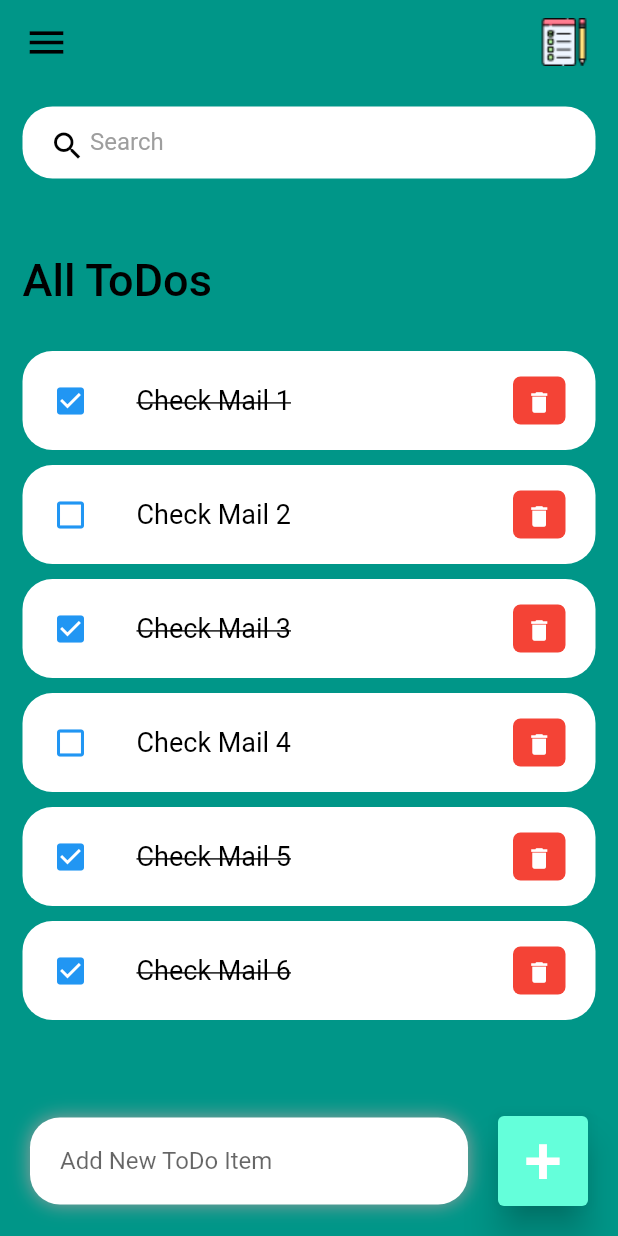
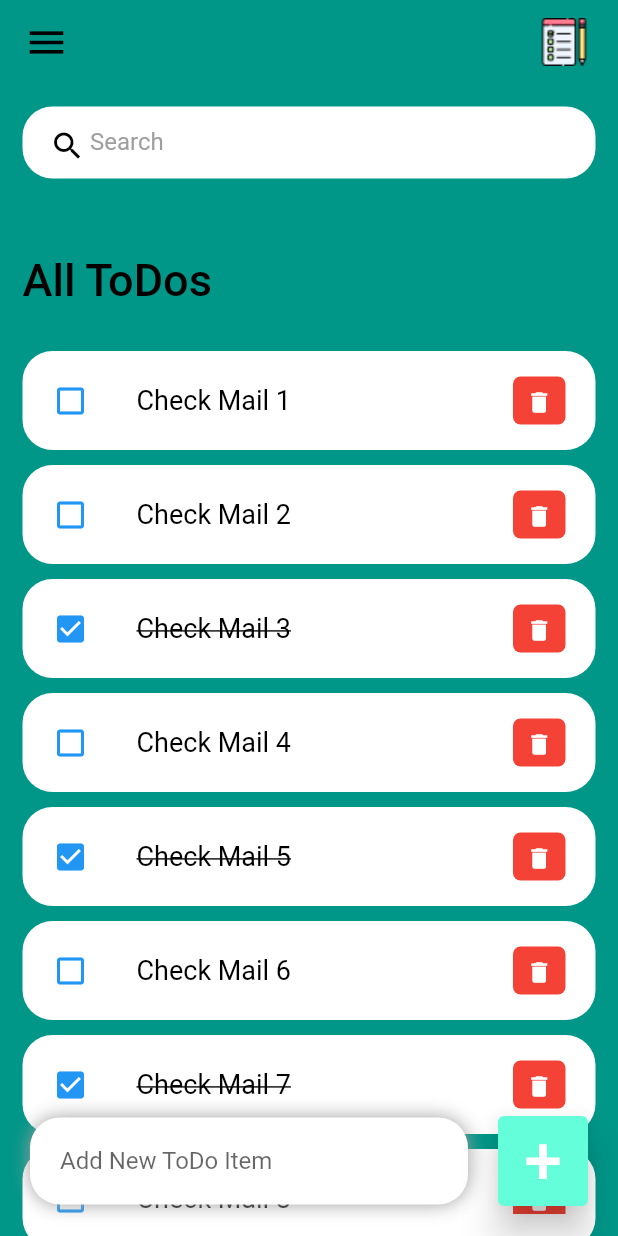
Before and after one commit to sahilrajput2223/to-do, a Flutter app: the screen it shows after launch, after a tap on "Check Mail 1", on a phone screen of 412 x 824 dp. Run offline on Flutter 3.47's test engine with Material 2 defaults, Android fonts, the phone set to English and light mode, and no system bars.

Commit message:
Stateless Widget Added - Still Values Not Updating - Issue Fixed

```diff
--- a/lib/model/todo.dart
+++ b/lib/model/todo.dart
@@ -1,7 +1,7 @@
 class ToDo {
-  int? id;
-  String? todoText;
-  bool? isDone;
+  int id;
+  String todoText;
+  bool isDone;
 
   ToDo({
     required this.id,
@@ -16,7 +16,9 @@ class ToDo {
       ToDo(id: 3, todoText: "Check Mail 3", isDone: true),
       ToDo(id: 4, todoText: "Check Mail 4", isDone: false),
       ToDo(id: 5, todoText: "Check Mail 5", isDone: true),
-      ToDo(id: 6, todoText: "Check Mail 6", isDone: true)
+      ToDo(id: 6, todoText: "Check Mail 6", isDone: false),
+      ToDo(id: 7, todoText: "Check Mail 7", isDone: true),
+      ToDo(id: 8, todoText: "Check Mail 8", isDone: false),
     ];
   }
 }
--- a/lib/screens/Home.dart
+++ b/lib/screens/Home.dart
@@ -11,9 +11,10 @@ class Home extends StatefulWidget {
 }
 
 class _HomeState extends State<Home> {
+  final todoListData = ToDo.todoList();
+
   @override
   Widget build(BuildContext context) {
-    final todoListData = ToDo.todoList();
     return Scaffold(
       backgroundColor: colorBg,
       appBar: buildAppBar(),
@@ -40,8 +41,7 @@ class _HomeState extends State<Home> {
                       for (ToDo i in todoListData)
                         todoItem(
                           toDo: i,
-                          onToDoChanged: _handleTodoChange,
-                          onDeleteItem: _handleTodoChange,
+                          onTodoChanged: _handleTodoChange,
                         )
                     ],
                   ),
@@ -99,14 +99,7 @@ class _HomeState extends State<Home> {
 
   void _handleTodoChange(ToDo toDo) {
     setState(() {
-      print(toDo.isDone);
-      print(toDo.todoText);
-      print(toDo.id);
-      toDo.todoText = "sdvsdvsdv";
       toDo.isDone = !toDo.isDone!;
-      print(toDo.isDone);
-      print(toDo.todoText);
-      print(toDo.id);
     });
   }
 
--- a/lib/widgets/todo_item.dart
+++ b/lib/widgets/todo_item.dart
@@ -4,24 +4,18 @@ import 'package:to_do/model/todo.dart';
 
 class todoItem extends StatelessWidget {
   final ToDo toDo;
-  final onToDoChanged;
-  final onDeleteItem;
+  final onTodoChanged;
 
-  todoItem({
-    Key? key,
-    required this.toDo,
-    required this.onToDoChanged,
-    required this.onDeleteItem,
-  }) : super(key: key);
+  const todoItem({super.key, required this.toDo, required this.onTodoChanged});
 
   @override
   Widget build(BuildContext context) {
     return Container(
-      padding: EdgeInsets.symmetric(vertical: 5),
+      padding: const EdgeInsets.symmetric(vertical: 5),
       child: ListTile(
         onTap: () {
           print("Todo List Clicked");
-          onToDoChanged(toDo);
+          onTodoChanged(this.toDo);
         },
         contentPadding: EdgeInsets.symmetric(horizontal: 20, vertical: 5),
         shape: RoundedRectangleBorder(
@@ -29,15 +23,15 @@ class todoItem extends StatelessWidget {
         ),
         tileColor: Colors.white,
         leading: Icon(
-          toDo.isDone! ? Icons.check_box : Icons.check_box_outline_blank,
+          toDo.isDone ? Icons.check_box : Icons.check_box_outline_blank,
           color: colorBlue,
         ),
         title: Text(
-          toDo.todoText!,
+          toDo.todoText,
           style: TextStyle(
               fontSize: 18,
               color: colorBlack,
-              decoration: toDo.isDone!
+              decoration: toDo.isDone
                   ? TextDecoration.lineThrough
                   : TextDecoration.none),
         ),
@@ -53,7 +47,7 @@ class todoItem extends StatelessWidget {
           child: IconButton(
             color: Colors.white,
             iconSize: 18,
-            icon: Icon(Icons.delete),
+            icon: const Icon(Icons.delete),
             onPressed: () {
               print("Delete Clicked");
             },
```
